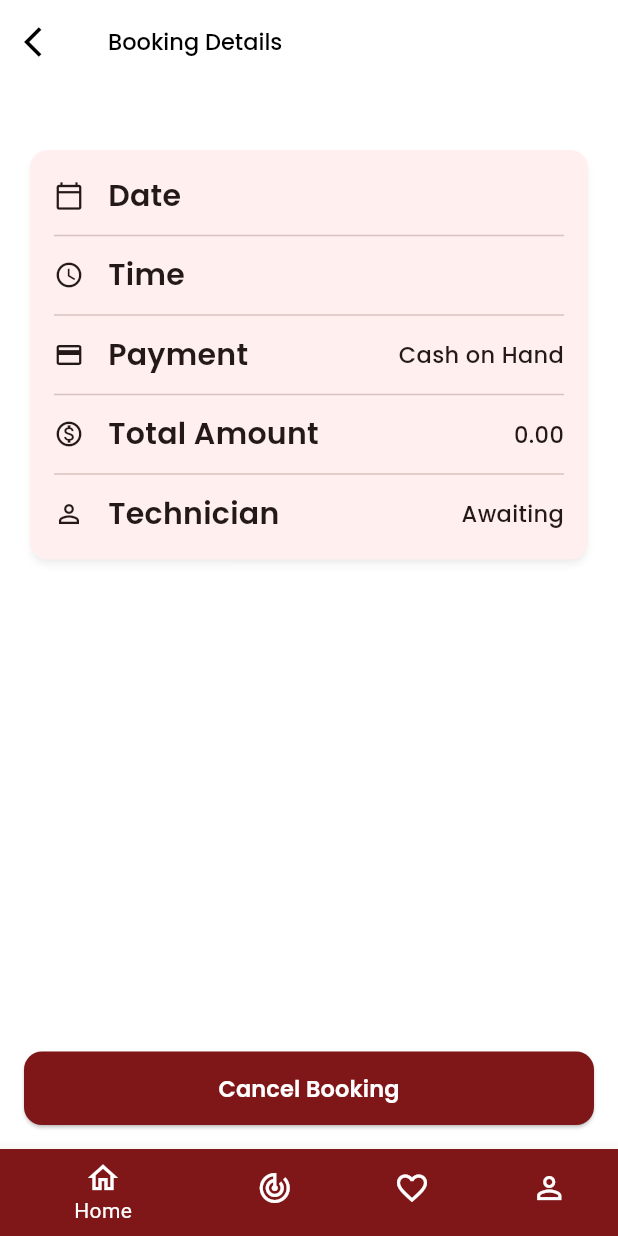
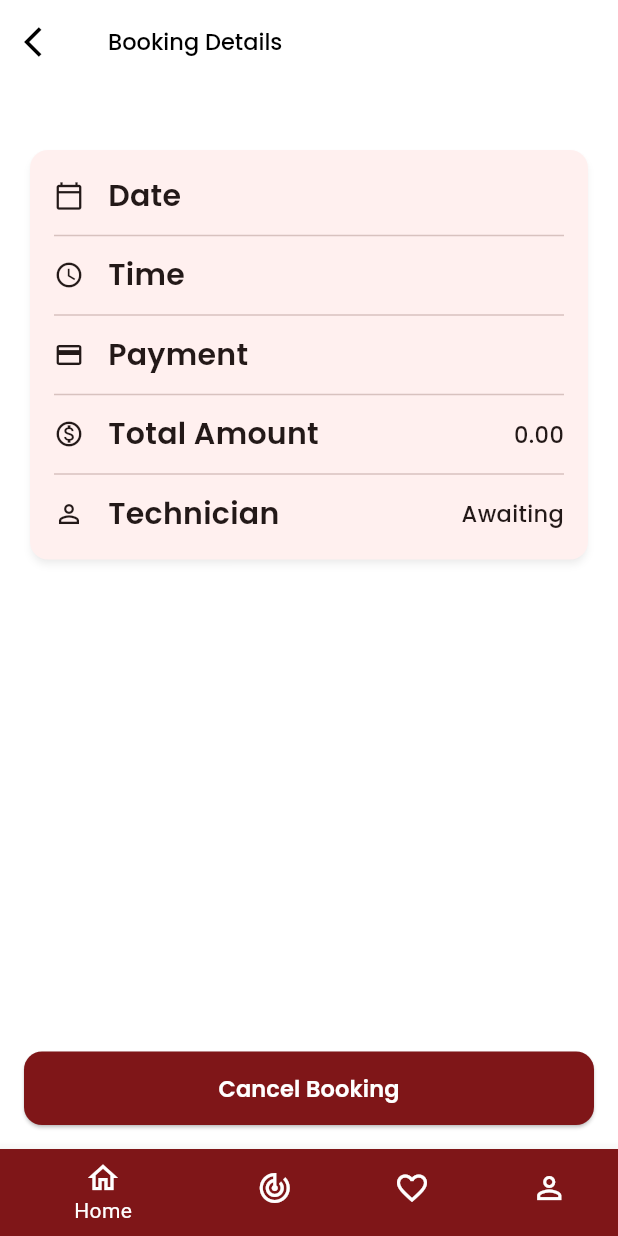
Before and after one commit to cljncrz/KINGSLEY-APP, a Flutter app: the ViewDetailsScreen screen opened directly with empty values, on a phone screen of 412 x 824 dp. Run offline on Flutter 3.47's test engine with Material 3 defaults, Android fonts, the phone set to English and light mode, and no system bars; our stand-ins replace cloud_firestore, firebase_auth, firebase_core, firebase_messaging, firebase_storage, flutter_dotenv and 10 more; missing offline and left inert: firebase_app_check; accounts and stored records are empty; generated files the repository leaves out were written again.

Commit message:
Gcash and PayMaya done just like Cash on hand the functions

```diff
--- a/lib/controllers/booking_controller.dart
+++ b/lib/controllers/booking_controller.dart
@@ -126,8 +126,8 @@ class BookingController extends GetxController {
 
       await _createBookingNotification(booking, customId);
 
-      // Create payment notification for cash payments
-      if (paymentMethod == 'Cash on Hand') {
+      // Create payment notification for all payment methods
+      if (paymentMethod != null) {
         await _createPaymentNotification(booking, customId);
       }
     } catch (e) {
--- a/lib/view/widgets/book_now_screen.dart
+++ b/lib/view/widgets/book_now_screen.dart
@@ -599,7 +599,6 @@ class _BookNowScreenState extends State<BookNowScreen> {
                     return;
                   }
 
-                  if (_selectedPaymentMethod == 'Cash on Hand') {
                   // In a real app, you would save the booking to a database here
                   // and trigger a notification for the user and admin.
                   final String formattedDate = DateFormat.yMMMMd().format(
@@ -630,9 +629,6 @@ class _BookNowScreenState extends State<BookNowScreen> {
                   );
                   // The item booked via "Book Now" is not added to the cart, so no need to clear cartController.cartItems.
                   Get.offAll(() => const BookingSuccessfulScreen());
-                  } else {
-                    // TODO: Implement other payment methods like GCash or PayMaya
-                  }
                 }
               },
               style: ElevatedButton.styleFrom(
--- a/lib/view/widgets/booking_view_details_screen.dart
+++ b/lib/view/widgets/booking_view_details_screen.dart
@@ -172,8 +172,11 @@ class ViewDetailsScreen extends StatelessWidget {
                     context,
                     icon: Icons.payment_outlined,
                     label: 'Payment',
-                    value: Text('Cash on Hand', style: AppTextStyle.bodySmall),
-                  ), // Example
+                    value: Text(
+                      booking.paymentMethod ?? 'Not Specified',
+                      style: AppTextStyle.bodySmall,
+                    ),
+                  ),
                   const Divider(height: 24),
                   _buildDetailRow(
                     context,
```
Also changed, not shown: lib/view/home/cart_screen.dart (+5 -5 lines). Lines whose indentation alone changed are shown as unchanged.
